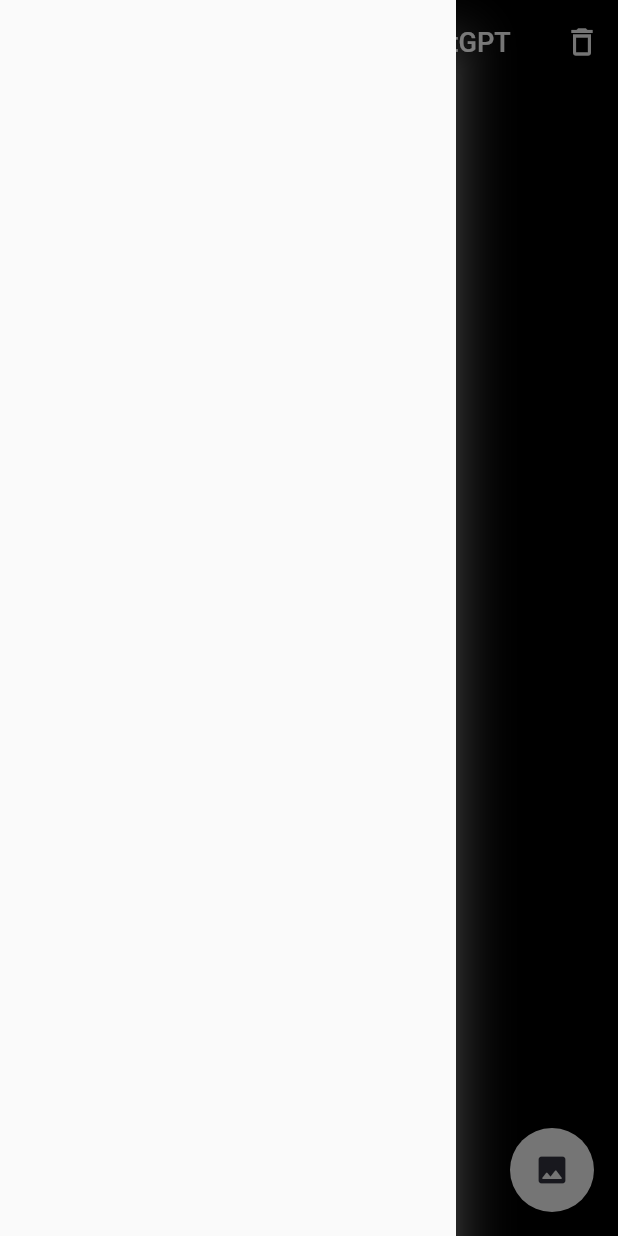
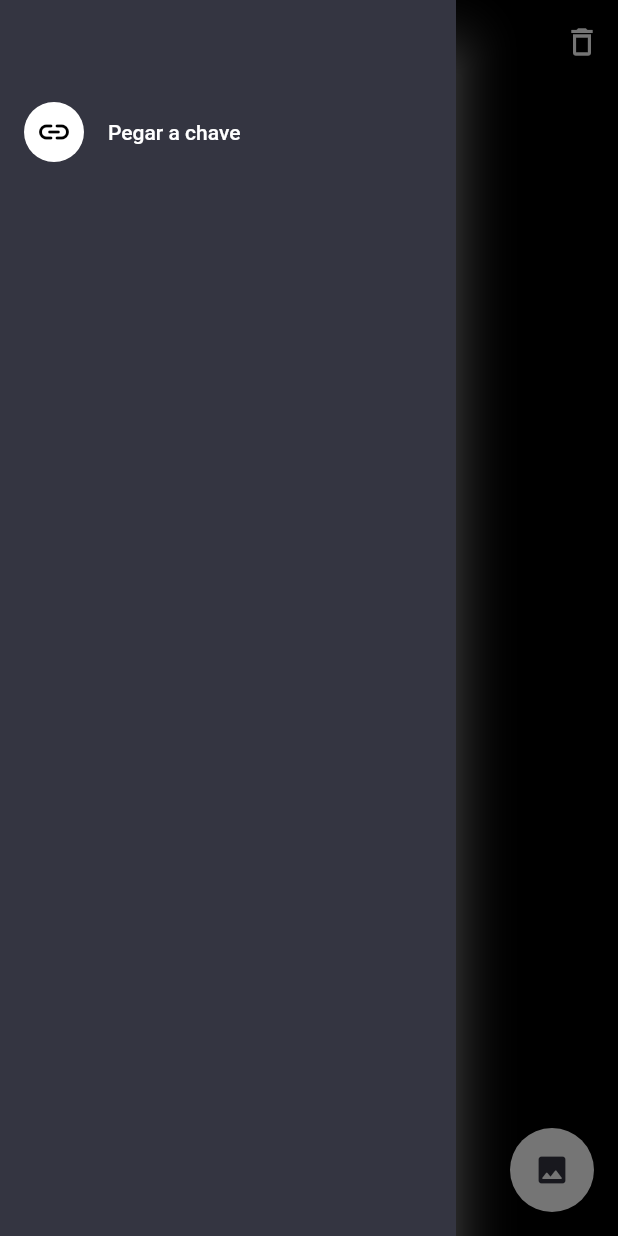
Before and after one commit to Jacob-dvlp/chat-master, a Flutter app: the screen it shows after launch, with the side drawer open, on a phone screen of 412 x 824 dp. Run offline on Flutter 3.47's test engine with Material 2 defaults, Android fonts, the light colour scheme and no system bars; our stand-ins replace dio, get, image_picker; missing offline and left inert: google_ml_kit.

Commit message:
change arc

```diff
--- a/lib/presenter/chat/chatPage.dart
+++ b/lib/presenter/chat/chatPage.dart
@@ -2,6 +2,7 @@ import 'package:dio/dio.dart';
 import 'package:flutter/material.dart';
 import 'package:google_ml_kit/google_ml_kit.dart';
 import 'package:image_picker/image_picker.dart';
+import 'package:url_launcher/url_launcher.dart';
 
 import '../../core/appThema.dart';
 import '../../core/app_enum.dart';
@@ -24,9 +25,8 @@ class _ChatPageState extends State<ChatPage> {
   bool isResponse = false;
   bool textScanner = false;
   String scannerText = "";
+  String key = "";
   XFile? img;
-
-  ScaffoldMessenger? _context;
 
   scrollDown() {
     Future.delayed(
@@ -128,14 +128,51 @@ class _ChatPageState extends State<ChatPage> {
   @override
   Widget build(BuildContext context) {
     return Scaffold(
-        drawer: const Drawer(
-          shadowColor: Colors.white,
-        ),
+        drawer: key == ""
+            ? Drawer(
+                shadowColor: Colors.white,
+                child: Container(
+                  color: AppThema.secondaryColor,
+                  child: Column(
+                    mainAxisAlignment: MainAxisAlignment.start,
+                    children: [
+                      const SizedBox(
+                        height: 60,
+                      ),
+                      InkWell(
+                        onTap: () async {
+                          if (await launchUrl(
+                            Uri.parse(
+                                'https://platform.openai.com/account/api-keys'),
+                          )) {
+                            debugPrint('succesfully');
+                          }
+                        },
+                        child: const ListTile(
+                          leading: CircleAvatar(
+                              backgroundColor: Colors.white,
+                              child: Icon(
+                                Icons.link_rounded,
+                                color: Colors.black,
+                              )),
+                          title: Text(
+                            "Pegar a chave",
+                            style: TextStyle(
+                              color: Colors.white,
+                            ),
+                          ),
+                        ),
+                      ),
+                    ],
+                  ),
+                ),
+              )
+            : Container(),
         backgroundColor: msg.isEmpty ? Colors.black : AppThema.primaryColor,
         appBar: AppBar(
           backgroundColor: msg.isEmpty ? Colors.black : AppThema.primaryColor,
           title: const Text(
-            'Reconhecedor de Texto/ChatGPT',
+            'Chat Inteligente / GPT',
             style: TextStyle(fontSize: 18),
           ),
           actions: [
--- a/pubspec.yaml
+++ b/pubspec.yaml
@@ -39,6 +39,7 @@ dependencies:
   google_ml_kit: ^0.13.0
   image_picker: ^0.8.7+1
   get: ^4.6.5
+  url_launcher: ^6.1.10
 
 dev_dependencies:
   flutter_test:
```
Also changed, not shown: pubspec.lock.
